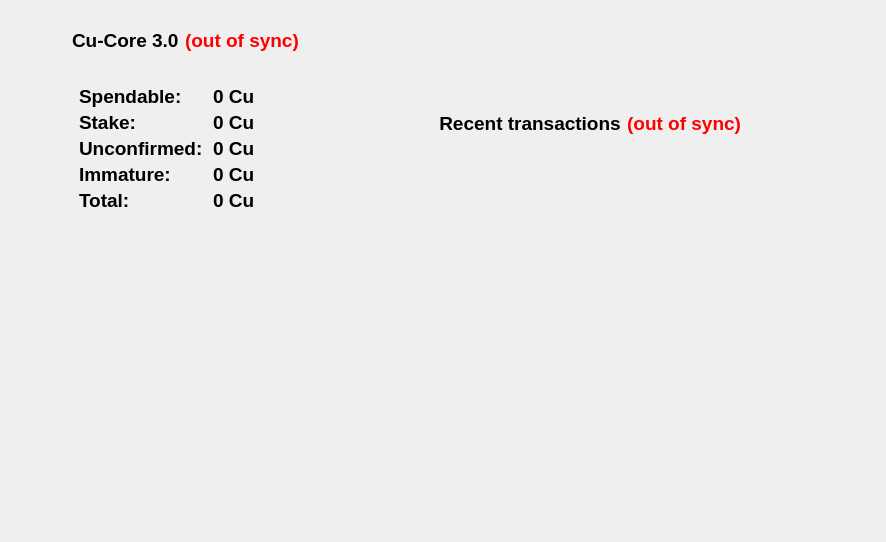
This is src/qt/forms/overviewpage.ui in nerdlabs-dev/Coppercoin-Cu as Qt 5 draws it before an edit. The edited form follows.
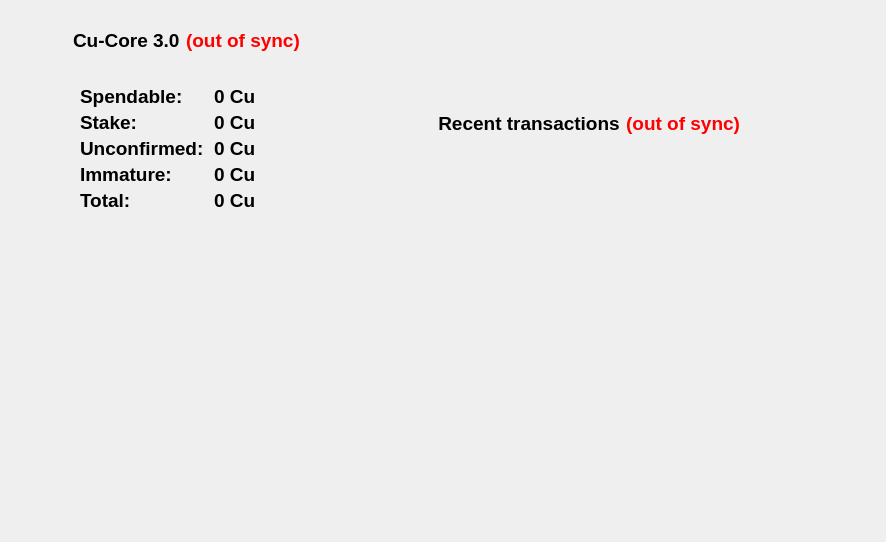
This is the edited form. Icons and pictures are not drawn.

```diff
--- a/src/qt/forms/overviewpage.ui
+++ b/src/qt/forms/overviewpage.ui
@@ -51,7 +51,7 @@
       <property name="bottomMargin">
        <number>0</number>
       </property>
-      <item row="0" column="2">
+      <item row="0" column="3">
        <widget class="QFrame" name="frame_7">
         <property name="sizePolicy">
          <sizepolicy hsizetype="Expanding" vsizetype="Expanding">
@@ -3875,7 +3875,7 @@
         </property>
         <property name="sizeHint" stdset="0">
          <size>
-          <width>5</width>
+          <width>2</width>
           <height>20</height>
          </size>
         </property>
```
Left out of the diff: 57 changed lines with no effect on the pictures.
